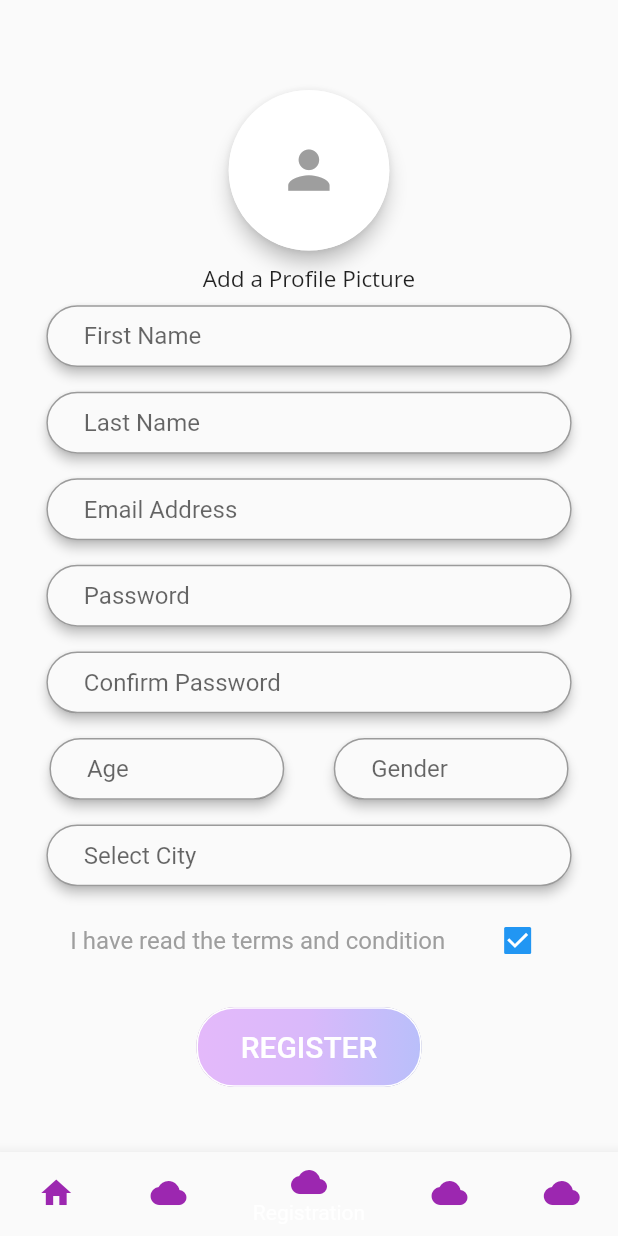
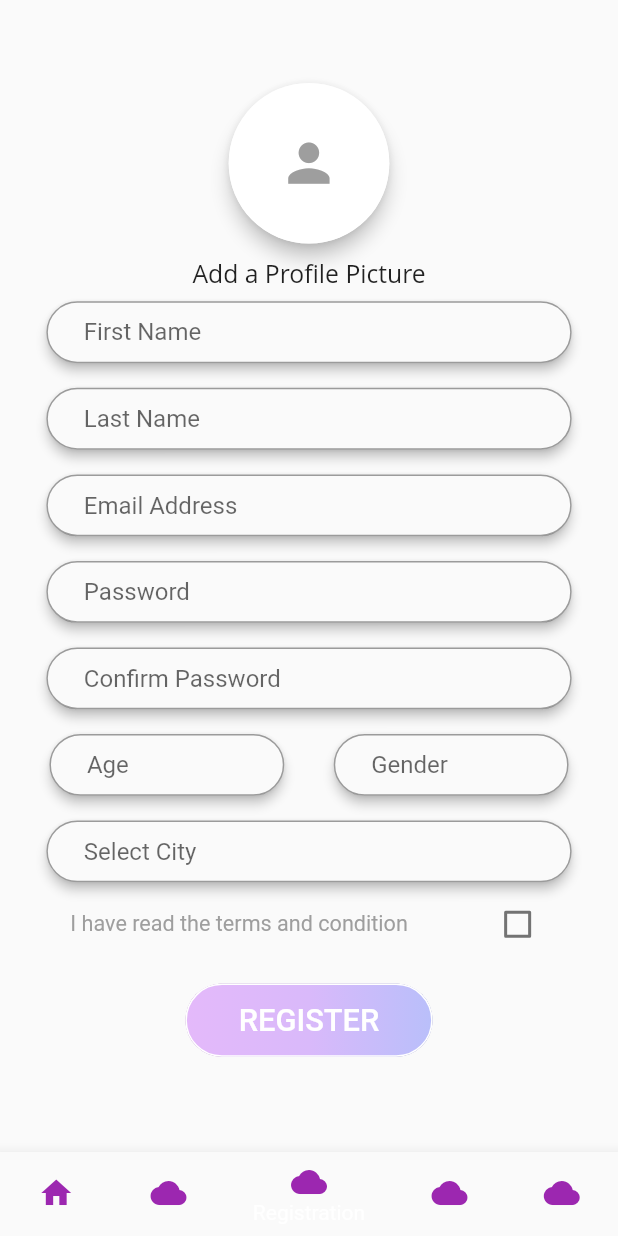
Before and after one commit to orr1nuycruz/StuddyBuddyScreens, a Flutter app: the screen it shows after launch, item 3 of the bottom bar chosen, on a phone screen of 412 x 824 dp. Run offline on Flutter 3.47's test engine with Material 2 defaults, Android fonts, the phone set to English and light mode, and no system bars; our stand-ins replace dropdown_formfield, hexcolor.

Commit message:
Added firebase functions and fixed ui

```diff
--- a/lib/screens/register.dart
+++ b/lib/screens/register.dart
@@ -12,18 +12,18 @@ class Register extends StatefulWidget {
 class _RegisterState extends State<Register> {
   final _formKey = GlobalKey<FormState>();
   String gender = 'Male';
-  bool _isChecked = true;
+  bool _isChecked = false;
 
   @override
   Widget build(BuildContext context) {
     SizeConfig().init(context);
     return Scaffold(
-      resizeToAvoidBottomPadding: false,
+      resizeToAvoidBottomInset: false,
       body: Container(
         height: SizeConfig.screenHeight,
         width: SizeConfig.screenWidth,
-        padding: EdgeInsets.fromLTRB(0,
-            SizeConfig.safeBlockVertical * 2,0,0),
+        padding: EdgeInsets.fromLTRB(0, SizeConfig.safeBlockVertical * 2, 0,
+            SizeConfig.safeBlockVertical * 3),
         child: Center(
             child: SingleChildScrollView(
           child: Column(
@@ -46,15 +46,15 @@ class _RegisterState extends State<Register> {
                   ),
                 ),
               ),
-                SizedBox(height: SizeConfig.blockSizeVertical * 1),
+              SizedBox(height: SizeConfig.safeBlockVertical * 1),
               Text(
                 "Add a Profile Picture",
                 style: TextStyle(
                   fontFamily: 'Open-Sans',
-                    fontSize: 15,
+                  fontSize: SizeConfig.blockSizeHorizontal * 4,
                 ),
               ),
-                SizedBox(height: SizeConfig.blockSizeVertical * 1),
+              SizedBox(height: SizeConfig.safeBlockVertical * 1),
               Form(
                 key: _formKey,
                 child: Container(
@@ -75,8 +75,7 @@ class _RegisterState extends State<Register> {
                                   contentPadding:
                                       const EdgeInsets.fromLTRB(25, 0, 0, 0),
                                   border: new OutlineInputBorder(
-                                      borderSide:
-                                          BorderSide(color: Colors.white),
+                                    borderSide: BorderSide(color: Colors.white),
                                     borderRadius: const BorderRadius.all(
                                       const Radius.circular(30.0),
                                     ),
@@ -85,7 +84,7 @@ class _RegisterState extends State<Register> {
                             ),
                           ),
                         ),
-                          SizedBox(height: SizeConfig.blockSizeVertical * 2),
+                        SizedBox(height: SizeConfig.safeBlockVertical * 2),
                         Material(
                           borderRadius: const BorderRadius.all(
                             const Radius.circular(30.0),
@@ -100,8 +99,7 @@ class _RegisterState extends State<Register> {
                                   contentPadding:
                                       const EdgeInsets.fromLTRB(25, 0, 0, 0),
                                   border: new OutlineInputBorder(
-                                      borderSide:
-                                          BorderSide(color: Colors.white),
+                                    borderSide: BorderSide(color: Colors.white),
                                     borderRadius: const BorderRadius.all(
                                       const Radius.circular(30.0),
                                     ),
@@ -110,7 +108,7 @@ class _RegisterState extends State<Register> {
                             ),
                           ),
                         ),
-                          SizedBox(height: SizeConfig.blockSizeVertical * 2),
+                        SizedBox(height: SizeConfig.safeBlockVertical * 2),
                         Material(
                           borderRadius: const BorderRadius.all(
                             const Radius.circular(30.0),
@@ -125,8 +123,7 @@ class _RegisterState extends State<Register> {
                                   contentPadding:
                                       const EdgeInsets.fromLTRB(25, 0, 0, 0),
                                   border: new OutlineInputBorder(
-                                      borderSide:
-                                          BorderSide(color: Colors.white),
+                                    borderSide: BorderSide(color: Colors.white),
                                     borderRadius: const BorderRadius.all(
                                       const Radius.circular(30.0),
                                     ),
@@ -135,7 +132,7 @@ class _RegisterState extends State<Register> {
                             ),
                           ),
                         ),
-                          SizedBox(height: SizeConfig.blockSizeVertical * 2),
+                        SizedBox(height: SizeConfig.safeBlockVertical * 2),
                         Material(
                           borderRadius: const BorderRadius.all(
                             const Radius.circular(30.0),
@@ -150,8 +147,7 @@ class _RegisterState extends State<Register> {
                                   contentPadding:
                                       const EdgeInsets.fromLTRB(25, 0, 0, 0),
                                   border: new OutlineInputBorder(
-                                      borderSide:
-                                          BorderSide(color: Colors.white),
+                                    borderSide: BorderSide(color: Colors.white),
                                     borderRadius: const BorderRadius.all(
                                       const Radius.circular(30.0),
                                     ),
@@ -160,7 +156,7 @@ class _RegisterState extends State<Register> {
                             ),
                           ),
                         ),
-                          SizedBox(height: SizeConfig.blockSizeVertical * 2),
+                        SizedBox(height: SizeConfig.safeBlockVertical * 2),
                         Material(
                           borderRadius: const BorderRadius.all(
                             const Radius.circular(30.0),
@@ -175,8 +171,7 @@ class _RegisterState extends State<Register> {
                                   contentPadding:
                                       const EdgeInsets.fromLTRB(25, 0, 0, 0),
                                   border: new OutlineInputBorder(
-                                      borderSide:
-                                          BorderSide(color: Colors.white),
+                                    borderSide: BorderSide(color: Colors.white),
                                     borderRadius: const BorderRadius.all(
                                       const Radius.circular(30.0),
                                     ),
@@ -185,7 +180,7 @@ class _RegisterState extends State<Register> {
                             ),
                           ),
                         ),
-                          SizedBox(height: SizeConfig.blockSizeVertical * 2),
+                        SizedBox(height: SizeConfig.safeBlockVertical * 2),
                         Row(
                           mainAxisAlignment: MainAxisAlignment.spaceEvenly,
                           children: <Widget>[
@@ -200,8 +195,7 @@ class _RegisterState extends State<Register> {
                                 child: TextField(
                                   keyboardType: TextInputType.number,
                                   decoration: new InputDecoration(
-                                        contentPadding:
-                                            const EdgeInsets.fromLTRB(
+                                      contentPadding: const EdgeInsets.fromLTRB(
                                           25, 0, 0, 0),
                                       border: new OutlineInputBorder(
                                         borderSide:
@@ -225,8 +219,7 @@ class _RegisterState extends State<Register> {
                                 child: TextField(
                                   keyboardType: TextInputType.text,
                                   decoration: new InputDecoration(
-                                        contentPadding:
-                                            const EdgeInsets.fromLTRB(
+                                      contentPadding: const EdgeInsets.fromLTRB(
                                           25, 0, 0, 0),
                                       border: new OutlineInputBorder(
                                         borderSide:
@@ -241,7 +234,7 @@ class _RegisterState extends State<Register> {
                             ),
                           ],
                         ),
-                          SizedBox(height: SizeConfig.blockSizeVertical * 2),
+                        SizedBox(height: SizeConfig.safeBlockVertical * 2),
                         Material(
                           borderRadius: const BorderRadius.all(
                             const Radius.circular(30.0),
@@ -256,8 +249,7 @@ class _RegisterState extends State<Register> {
                                   contentPadding:
                                       const EdgeInsets.fromLTRB(25, 0, 0, 0),
                                   border: new OutlineInputBorder(
-                                      borderSide:
-                                          BorderSide(color: Colors.white),
+                                    borderSide: BorderSide(color: Colors.white),
                                     borderRadius: const BorderRadius.all(
                                       const Radius.circular(30.0),
                                     ),
@@ -266,12 +258,16 @@ class _RegisterState extends State<Register> {
                             ),
                           ),
                         ),
-                          SizedBox(height: SizeConfig.blockSizeVertical * 1),
                         Container(
+                          height: SizeConfig.blockSizeVertical * 7.2,
                           width: SizeConfig.blockSizeHorizontal * 85,
                           child: CheckboxListTile(
                             title: Text("I have read the terms and condition",
-                                  style: TextStyle(color: Colors.grey)),
+                                style: TextStyle(
+                                  color: Colors.grey,
+                                  fontSize:
+                                      SizeConfig.safeBlockHorizontal * 3.5,
+                                )),
                             value: _isChecked,
                             onChanged: (val) {
                               setState(() {
@@ -280,7 +276,7 @@ class _RegisterState extends State<Register> {
                             },
                           ),
                         ),
-                          SizedBox(height: SizeConfig.blockSizeVertical * 2),
+                        SizedBox(height: SizeConfig.safeBlockVertical * 1),
                         RaisedButton(
                           padding: const EdgeInsets.all(0.0),
                           shape: RoundedRectangleBorder(
@@ -288,7 +284,7 @@ class _RegisterState extends State<Register> {
                             side: BorderSide(color: Colors.white),
                           ),
                           child: Container(
-                                width: 150,
+                              width: SizeConfig.blockSizeHorizontal * 40,
                               decoration: BoxDecoration(
                                 gradient: LinearGradient(
                                   colors: <Color>[
@@ -297,14 +293,18 @@ class _RegisterState extends State<Register> {
                                     Hexcolor("#b9bffa")
                                   ],
                                 ),
-                                  borderRadius: BorderRadius.circular(25),
+                                borderRadius: BorderRadius.circular(30),
                               ),
                               child: Center(
                                 child: Text("REGISTER",
                                     style: TextStyle(
-                                          color: Colors.white, fontSize: 20)),
+                                        color: Colors.white,
+                                        fontSize:
+                                            SizeConfig.safeBlockHorizontal *
+                                                5)),
                               ),
-                                padding: const EdgeInsets.all(15.0)),
+                              padding: EdgeInsets.all(
+                                  SizeConfig.safeBlockHorizontal * 3)),
                           onPressed: null,
                         ),
                       ],
@@ -314,8 +314,7 @@ class _RegisterState extends State<Register> {
               ),
             ],
           ),
-          ),
-        ),
+        )),
       ),
     );
   }
--- a/pubspec.yaml
+++ b/pubspec.yaml
@@ -25,6 +25,8 @@ dependencies:
     sdk: flutter
   hexcolor: ^1.0.4
   dropdown_formfield: ^0.1.2
+  cloud_firestore: ^0.13.0+1
+  firebase_auth: ^0.15.2
 
 
   # The following adds the Cupertino Icons font to your application.
```
Also changed, not shown: lib/main.dart (+6 -2 lines), lib/screens/Login.dart (+31 -16 lines), lib/screens/maintenance.dart (+17 -13 lines), lib/screens/messages.dart (+9 -5 lines), pubspec.lock, 3 other files. Lines whose indentation alone changed are shown as unchanged.
